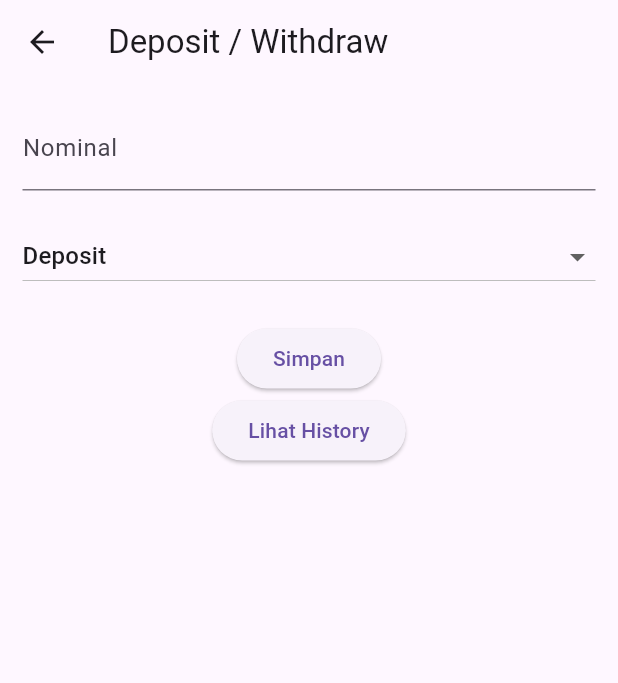
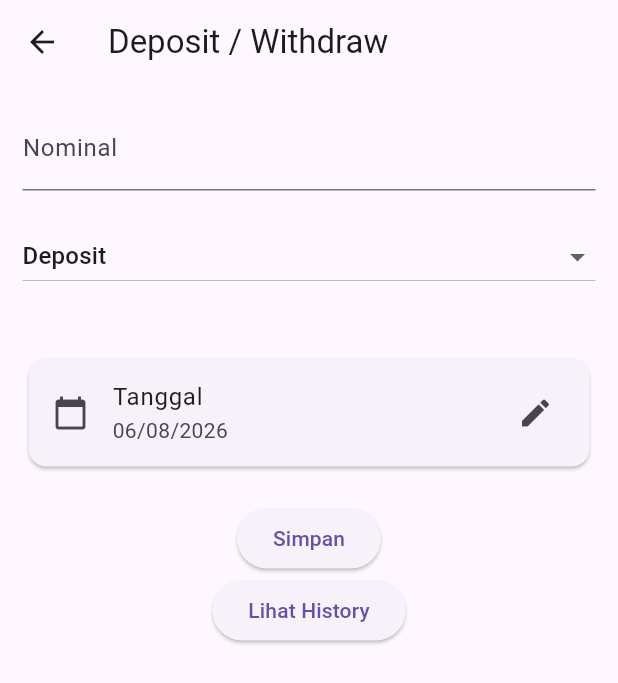
Before and after one commit to ujangyudi1721-dev/ocr-trading-jurnal, a Flutter app: the screen it shows after launch, after a tap on the "account balance wallet" icon, on a phone screen of 412 x 824 dp. Shown: the top 683 px of the screen. Run offline on Flutter 3.47's test engine with Material 3 defaults, Android fonts, the phone set to English and light mode, and no system bars; our stand-ins replace hive, hive_flutter, image_picker; missing offline and left inert: google_mlkit_text_recognition; accounts and stored records are empty.

Commit message:
spritn-2

```diff
--- a/lib/pages/account_transaction_page.dart
+++ b/lib/pages/account_transaction_page.dart
@@ -3,6 +3,7 @@ import 'package:flutter/material.dart';
 import '../models/account_transaction_model.dart';
 import '../services/hive_service.dart';
 import 'account_history_page.dart';
+import '../utils/date_helper.dart';
 
 class AccountTransactionPage extends StatefulWidget {
   const AccountTransactionPage({super.key});
@@ -16,13 +17,15 @@ class _AccountTransactionPageState extends State<AccountTransactionPage> {
 
   String type = "Deposit";
 
+  DateTime selectedDate = DateTime.now();
+
   Future<void> saveData() async {
     final amount = double.tryParse(amountController.text) ?? 0;
 
     if (amount <= 0) return;
 
     final tx = AccountTransactionModel(
-      date: DateTime.now().toString(),
+      date: DateHelper.formatStorage(selectedDate),
       type: type,
       amount: amount,
     );
@@ -80,6 +83,33 @@ class _AccountTransactionPageState extends State<AccountTransactionPage> {
 
             const SizedBox(height: 20),
 
+            const SizedBox(height: 20),
+
+            Card(
+              child: ListTile(
+                leading: const Icon(Icons.calendar_today),
+                title: const Text("Tanggal"),
+                subtitle: Text(DateHelper.formatDisplay(selectedDate)),
+                trailing: const Icon(Icons.edit),
+                onTap: () async {
+                  final picked = await showDatePicker(
+                    context: context,
+                    initialDate: selectedDate,
+                    firstDate: DateTime(2000),
+                    lastDate: DateTime.now(),
+                  );
+
+                  if (picked != null) {
+                    setState(() {
+                      selectedDate = picked;
+                    });
+                  }
+                },
+              ),
+            ),
+
+            const SizedBox(height: 20),
+
             ElevatedButton(onPressed: saveData, child: const Text("Simpan")),
 
             ElevatedButton(
--- a/lib/pages/dashboard_page.dart
+++ b/lib/pages/dashboard_page.dart
@@ -16,6 +16,7 @@ import '../shared/loading_widget.dart';
 import 'home_page.dart';
 import 'history_page.dart';
 import 'account_transaction_page.dart';
+import '../widgets/dashboard/equity_chart.dart';
 
 class DashboardPage extends StatefulWidget {
   const DashboardPage({super.key});
@@ -183,6 +184,10 @@ class _DashboardPageState extends State<DashboardPage> {
 
               const SizedBox(height: 15),
 
+              EquityChart(analytics: analytics!),
+
+              const SizedBox(height: 15),
+
               PairPerformanceCard(analytics: analytics!),
 
               const SizedBox(height: 30),
--- a/lib/utils/date_helper.dart
+++ b/lib/utils/date_helper.dart
@@ -98,13 +98,9 @@ class DateHelper {
   // 02/08/2026 17:08:15
   // ==========================================================
 
-  static String format(DateTime date) {
-    String two(int value) => value.toString().padLeft(2, "0");
-
-    return "${two(date.day)}/${two(date.month)}/${date.year} "
-        "${two(date.hour)}:${two(date.minute)}:${two(date.second)}";
-  }
-
+  static String formatStorage(DateTime date) {
+  return date.toIso8601String();
+}
   // ==========================================================
   // FORMAT DATE ONLY
   //
@@ -112,12 +108,11 @@ class DateHelper {
   // 02/08/2026
   // ==========================================================
 
-  static String formatDate(DateTime date) {
-    String two(int value) => value.toString().padLeft(2, "0");
+ static String formatDisplay(DateTime date) {
+  String two(int value) => value.toString().padLeft(2, "0");
 
-    return "${two(date.day)}/${two(date.month)}/${date.year}";
-  }
-
+  return "${two(date.day)}/${two(date.month)}/${date.year}";
+}
   // ==========================================================
   // FORMAT TIME ONLY
   //
--- /dev/null
+++ b/lib/widgets/dashboard/equity_chart.dart
@@ -0,0 +1,81 @@
+import 'package:fl_chart/fl_chart.dart';
+import 'package:flutter/material.dart';
+
+import '../../models/analytics_result_model.dart';
+
+class EquityChart extends StatelessWidget {
+  final AnalyticsResultModel analytics;
+
+  const EquityChart({super.key, required this.analytics});
+
+  @override
+  Widget build(BuildContext context) {
+    final spots = analytics.equity
+        .map((e) => FlSpot(e.index.toDouble(), e.balance))
+        .toList();
+
+    return Card(
+      elevation: 3,
+      child: Padding(
+        padding: const EdgeInsets.all(16),
+        child: SizedBox(
+          height: 260,
+          child: Column(
+            crossAxisAlignment: CrossAxisAlignment.start,
+            children: [
+              const Text(
+                "Equity Curve",
+                style: TextStyle(fontSize: 18, fontWeight: FontWeight.bold),
+              ),
+
+              const SizedBox(height: 20),
+
+              Expanded(
+                child: LineChart(
+                  LineChartData(
+                    borderData: FlBorderData(
+                      border: Border(
+                        left: BorderSide(color: Colors.grey.shade400),
+                        bottom: BorderSide(color: Colors.grey.shade400),
+                      ),
+                    ),
+
+                    gridData: FlGridData(show: true),
+
+                    titlesData: FlTitlesData(show: true),
+
+                    lineBarsData: [
+                      LineChartBarData(
+                        spots: spots,
+
+                        isCurved: true,
+                        curveSmoothness: 0.35,
+                        color: Colors.green,
+
+                        dotData: const FlDotData(show: false),
+
+                        barWidth: 4,
+
+                        belowBarData: BarAreaData(
+                          show: true,
+                          gradient: LinearGradient(
+                            begin: Alignment.topCenter,
+                            end: Alignment.bottomCenter,
+                            colors: [
+                              Colors.green.withValues(alpha: 0.35),
+                              Colors.green.withValues(alpha: 0.02),
+                            ],
+                          ),
+                        ),
+                      ),
+                    ],
+                  ),
+                ),
+              ),
+            ],
+          ),
+        ),
+      ),
+    );
+  }
+}
--- a/pubspec.yaml
+++ b/pubspec.yaml
@@ -36,6 +36,7 @@ dependencies:
   image: ^4.2.0
   hive: ^2.2.3
   hive_flutter: ^1.1.0
+  fl_chart: ^0.69.0
 
 
   # The following adds the Cupertino Icons font to your application.
```
Also changed, not shown: pubspec.lock.
